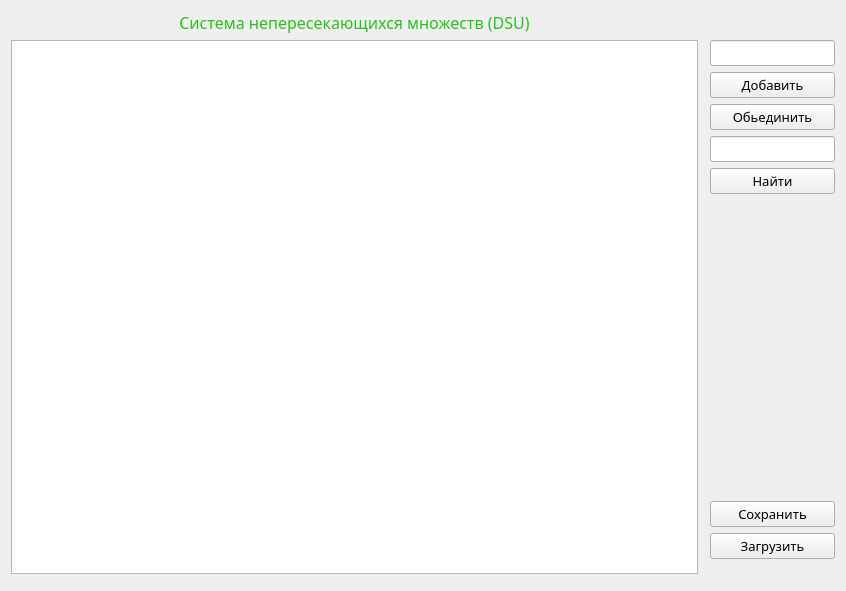
Qt form forms/MainWindow.ui (programmister68/DSU) before a commit.
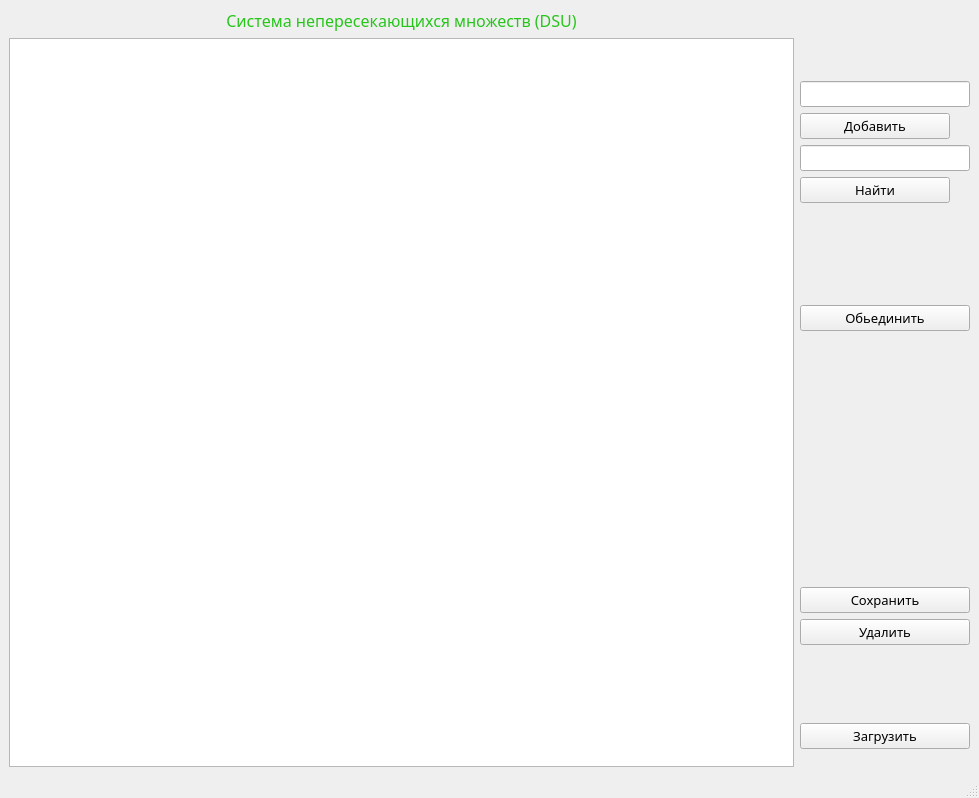
The same form after that commit.

```diff
--- a/forms/MainWindow.ui
+++ b/forms/MainWindow.ui
@@ -1,27 +1,25 @@
 <?xml version="1.0" encoding="UTF-8"?>
 <ui version="4.0">
- <author>Sergey Shepeliov</author>
- <class>Form</class>
- <widget class="QWidget" name="Form">
+ <class>MainWindow</class>
+ <widget class="QMainWindow" name="MainWindow">
   <property name="geometry">
    <rect>
     <x>0</x>
     <y>0</y>
-    <width>846</width>
-    <height>591</height>
+    <width>979</width>
+    <height>798</height>
    </rect>
   </property>
-  <property name="minimumSize">
-   <size>
-    <width>761</width>
-    <height>0</height>
-   </size>
-  </property>
   <property name="windowTitle">
    <string>Form</string>
   </property>
-  <layout class="QGridLayout" name="gridLayout">
-   <item row="0" column="0">
+  <widget class="QWidget" name="centralwidget">
+   <layout class="QHBoxLayout" name="horizontalLayout_2">
+    <item>
+     <layout class="QHBoxLayout" name="horizontalLayout" stretch="4,1">
+      <item>
+       <layout class="QVBoxLayout" name="verticalLayout">
+        <item>
     <widget class="QLabel" name="labelDSU">
      <property name="palette">
       <palette>
@@ -84,13 +82,34 @@
      </property>
     </widget>
    </item>
-   <item row="1" column="0">
-    <widget class="QListWidget" name="listWidgetDSU"/>
-   </item>
-   <item row="1" column="1" rowspan="2" colspan="2">
-    <layout class="QFormLayout" name="controlLayout">
-     <item row="1" column="1">
-      <widget class="QLineEdit" name="lineEdit">
+        <item>
+         <widget class="QListWidget" name="WidgetDSU"/>
+        </item>
+       </layout>
+      </item>
+      <item>
+       <layout class="QVBoxLayout" name="verticalLayout_2">
+        <item>
+         <spacer name="verticalSpacer_3">
+          <property name="orientation">
+           <enum>Qt::Vertical</enum>
+          </property>
+          <property name="sizeHint" stdset="0">
+           <size>
+            <width>20</width>
+            <height>40</height>
+           </size>
+          </property>
+         </spacer>
+        </item>
+        <item>
+         <widget class="QLineEdit" name="lineAdd">
+          <property name="maximumSize">
+           <size>
+            <width>170</width>
+            <height>200</height>
+           </size>
+          </property>
        <property name="font">
         <font>
          <family>Nokia Sans S60</family>
@@ -99,12 +118,12 @@
        </property>
       </widget>
      </item>
-     <item row="2" column="1">
+        <item>
       <widget class="QPushButton" name="addButton">
        <property name="maximumSize">
         <size>
-         <width>200</width>
-         <height>16777215</height>
+            <width>150</width>
+            <height>200</height>
         </size>
        </property>
        <property name="font">
@@ -121,18 +140,12 @@
        </property>
       </widget>
      </item>
-     <item row="4" column="1">
-      <widget class="QPushButton" name="unionButton">
-       <property name="minimumSize">
-        <size>
-         <width>0</width>
-         <height>0</height>
-        </size>
-       </property>
+        <item>
+         <widget class="QLineEdit" name="lineFind">
        <property name="maximumSize">
         <size>
-         <width>200</width>
-         <height>16777215</height>
+            <width>170</width>
+            <height>200</height>
         </size>
        </property>
        <property name="font">
@@ -141,26 +154,16 @@
          <pointsize>10</pointsize>
         </font>
        </property>
-       <property name="cursor">
-        <cursorShape>PointingHandCursor</cursorShape>
-       </property>
-       <property name="text">
-        <string>Обьединить</string>
-       </property>
-      </widget>
-     </item>
-     <item row="7" column="1">
-      <widget class="QLineEdit" name="lineEdit_3">
-       <property name="font">
-        <font>
-         <family>Nokia Sans S60</family>
-         <pointsize>10</pointsize>
-        </font>
-       </property>
-      </widget>
-     </item>
-     <item row="8" column="1">
+         </widget>
+        </item>
+        <item>
       <widget class="QPushButton" name="findButton">
+          <property name="maximumSize">
+           <size>
+            <width>150</width>
+            <height>200</height>
+           </size>
+          </property>
        <property name="font">
         <font>
          <family>Nokia Sans S60</family>
@@ -175,7 +178,67 @@
        </property>
       </widget>
      </item>
-     <item row="9" column="1">
+        <item>
+         <widget class="QLabel" name="label">
+          <property name="maximumSize">
+           <size>
+            <width>200</width>
+            <height>16777215</height>
+           </size>
+          </property>
+          <property name="font">
+           <font>
+            <family>Nokia Sans S60</family>
+            <pointsize>10</pointsize>
+           </font>
+          </property>
+          <property name="text">
+           <string/>
+          </property>
+         </widget>
+        </item>
+        <item>
+         <spacer name="verticalSpacer_2">
+          <property name="orientation">
+           <enum>Qt::Vertical</enum>
+          </property>
+          <property name="sizeHint" stdset="0">
+           <size>
+            <width>20</width>
+            <height>20</height>
+           </size>
+          </property>
+         </spacer>
+        </item>
+        <item>
+         <widget class="QPushButton" name="unionButton">
+          <property name="minimumSize">
+           <size>
+            <width>0</width>
+            <height>0</height>
+           </size>
+          </property>
+          <property name="maximumSize">
+           <size>
+            <width>170</width>
+            <height>200</height>
+           </size>
+          </property>
+          <property name="font">
+           <font>
+            <family>Nokia Sans S60</family>
+            <pointsize>10</pointsize>
+           </font>
+          </property>
+          <property name="cursor">
+           <cursorShape>PointingHandCursor</cursorShape>
+          </property>
+          <property name="text">
+           <string>Обьединить</string>
+          </property>
+         </widget>
+        </item>
+        <item>
       <spacer name="verticalSpacer">
        <property name="orientation">
         <enum>Qt::Vertical</enum>
@@ -183,13 +246,19 @@
        <property name="sizeHint" stdset="0">
         <size>
          <width>20</width>
-         <height>200</height>
+            <height>250</height>
         </size>
        </property>
       </spacer>
      </item>
-     <item row="11" column="1">
-      <widget class="QPushButton" name="pushButton">
+        <item>
+         <widget class="QPushButton" name="saveButton">
+          <property name="maximumSize">
+           <size>
+            <width>170</width>
+            <height>200</height>
+           </size>
+          </property>
        <property name="font">
         <font>
          <family>Nokia Sans S60</family>
@@ -201,8 +270,46 @@
        </property>
       </widget>
      </item>
-     <item row="12" column="1">
-      <widget class="QPushButton" name="pushButton_2">
+        <item>
+         <widget class="QPushButton" name="deleteButton">
+          <property name="maximumSize">
+           <size>
+            <width>170</width>
+            <height>200</height>
+           </size>
+          </property>
+          <property name="font">
+           <font>
+            <family>Nokia Sans S60</family>
+            <pointsize>10</pointsize>
+           </font>
+          </property>
+          <property name="text">
+           <string>Удалить</string>
+          </property>
+         </widget>
+        </item>
+        <item>
+         <spacer name="verticalSpacer_4">
+          <property name="orientation">
+           <enum>Qt::Vertical</enum>
+          </property>
+          <property name="sizeHint" stdset="0">
+           <size>
+            <width>20</width>
+            <height>20</height>
+           </size>
+          </property>
+         </spacer>
+        </item>
+        <item>
+         <widget class="QPushButton" name="loadButton">
+          <property name="maximumSize">
+           <size>
+            <width>170</width>
+            <height>200</height>
+           </size>
+          </property>
        <property name="font">
         <font>
          <family>Nokia Sans S60</family>
@@ -214,11 +321,17 @@
        </property>
       </widget>
      </item>
-     <item row="13" column="1">
-      <widget class="QLabel" name="messageString">
+        <item>
+         <widget class="QLabel" name="messageLine">
        <property name="enabled">
         <bool>true</bool>
        </property>
+          <property name="maximumSize">
+           <size>
+            <width>200</width>
+            <height>600</height>
+           </size>
+          </property>
        <property name="palette">
         <palette>
          <active>
@@ -259,7 +372,7 @@
        <property name="font">
         <font>
          <family>Nokia Sans S60</family>
-         <pointsize>8</pointsize>
+            <pointsize>7</pointsize>
         </font>
        </property>
        <property name="text">
@@ -270,6 +383,20 @@
     </layout>
    </item>
   </layout>
+    </item>
+   </layout>
+  </widget>
+  <widget class="QMenuBar" name="menubar">
+   <property name="geometry">
+    <rect>
+     <x>0</x>
+     <y>0</y>
+     <width>979</width>
+     <height>26</height>
+    </rect>
+   </property>
+  </widget>
+  <widget class="QStatusBar" name="statusbar"/>
  </widget>
  <resources/>
  <connections/>
```
Left out of the diff: 2 changed lines with no effect on the pictures. Lines whose indentation alone changed are shown as unchanged.
